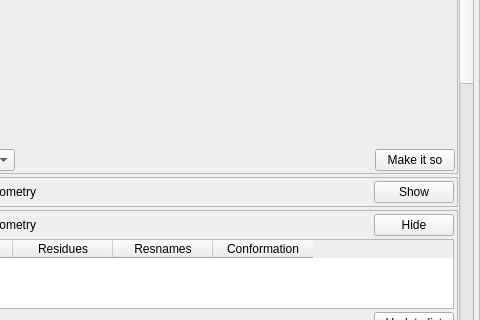
Old version of the form isolde/src/ui/IsoldeFrame.ui in the repository tristanic/isolde; both pictures show x 100 to 580 and y 344 to 664 of the 580 by 830 pixel window.
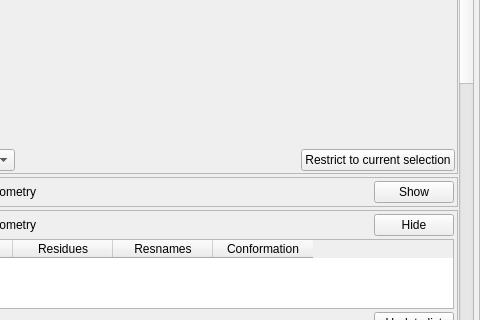
New version of the form. The open tabs and pages were chosen to show the change. Icons and pictures are not drawn.

Commit message: Improved behaviour and modularity of Ramachandran plot

The edit to the form file:
```diff
--- a/isolde/src/ui/IsoldeFrame.ui
+++ b/isolde/src/ui/IsoldeFrame.ui
@@ -261,8 +261,8 @@
        <rect>
         <x>0</x>
         <y>0</y>
-        <width>572</width>
-        <height>680</height>
+        <width>566</width>
+        <height>644</height>
        </rect>
       </property>
       <property name="sizePolicy">
@@ -3076,8 +3076,8 @@
                  <rect>
                   <x>0</x>
                   <y>0</y>
-                  <width>551</width>
-                  <height>1148</height>
+                  <width>542</width>
+                  <height>1262</height>
                  </rect>
                 </property>
                 <layout class="QVBoxLayout" name="verticalLayout_12">
@@ -3340,7 +3340,7 @@
                       <item>
                        <widget class="QPushButton" name="_validate_rama_go_button">
                         <property name="text">
-                         <string>Make it so</string>
+                         <string>Restrict to current selection</string>
                         </property>
                        </widget>
                       </item>
```
Left out of the diff: 14 changed lines with no effect on the pictures. The commit also changes 2 other files.
